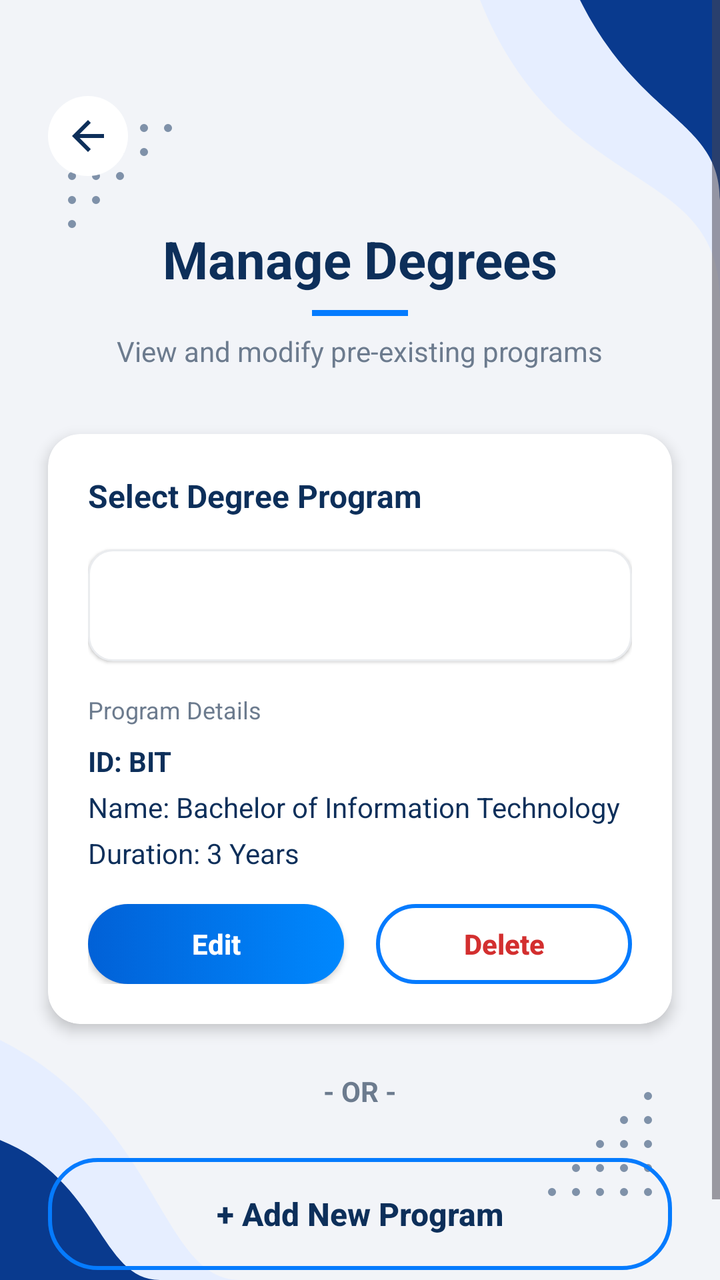
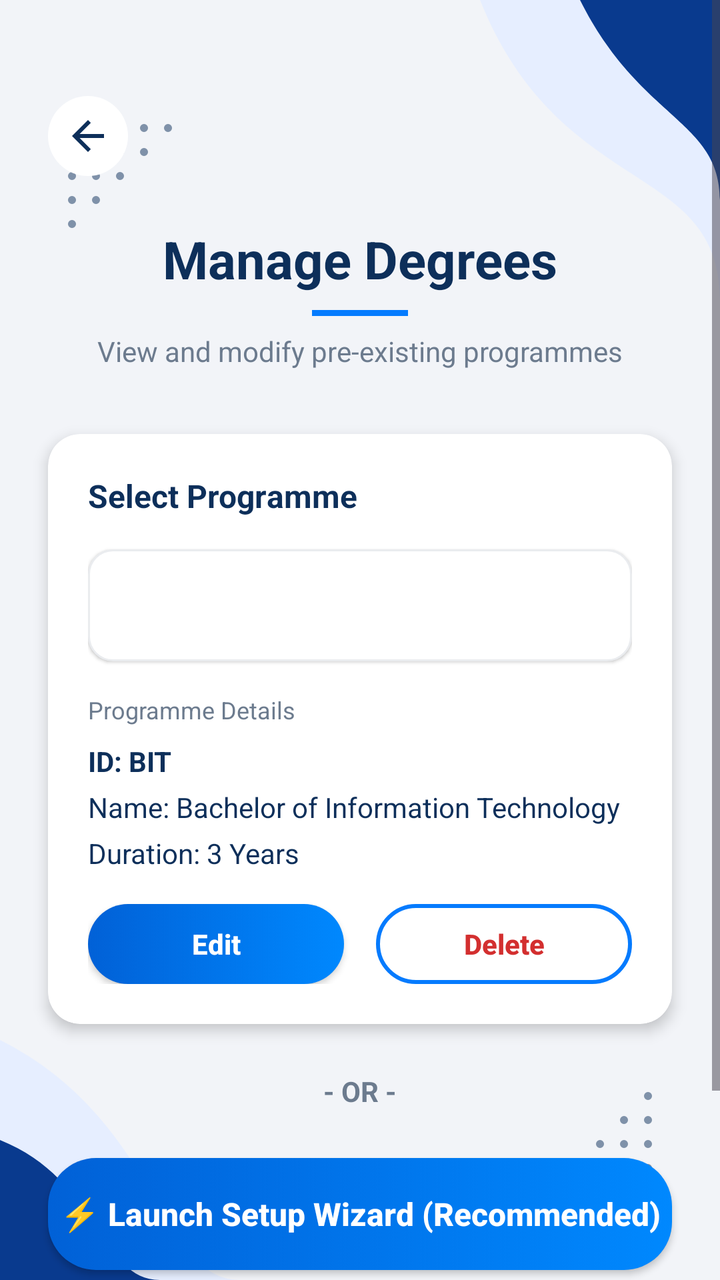

An Android layout rendered at two revisions. The XML below is the earlier revision; the diff shows what the commit changed to produce the second picture.
<!-- AndroidManifest.xml: application theme Theme.FinalYearProjectNew -->
<!-- res/layout/activity_manage_degrees.xml -->
<?xml version="1.0" encoding="utf-8"?>
<androidx.constraintlayout.widget.ConstraintLayout xmlns:android="http://schemas.android.com/apk/res/android"
    xmlns:app="http://schemas.android.com/apk/res-auto"
    xmlns:tools="http://schemas.android.com/tools"
    android:layout_width="match_parent"
    android:layout_height="match_parent"
    android:background="@color/appBackground"
    tools:context=".ManageDegreesActivity">

    
    <ImageView
        android:layout_width="200dp"
        android:layout_height="200dp"
        android:src="@drawable/top_right"
        app:layout_constraintTop_toTopOf="parent"
        app:layout_constraintEnd_toEndOf="parent" />

    <ImageView
        android:layout_width="wrap_content"
        android:layout_height="wrap_content"
        android:src="@drawable/scond_dot_patterns"
        android:alpha="0.5"
        android:rotation="180"
        android:layout_marginStart="24dp"
        android:layout_marginTop="60dp"
        app:layout_constraintTop_toTopOf="parent"
        app:layout_constraintStart_toStartOf="parent" />

    <ImageView
        android:layout_width="180dp"
        android:layout_height="180dp"
        android:src="@drawable/bottom_left"
        app:layout_constraintBottom_toBottomOf="parent"
        app:layout_constraintStart_toStartOf="parent" />

    <ImageView
        android:layout_width="wrap_content"
        android:layout_height="wrap_content"
        android:src="@drawable/scond_dot_patterns"
        android:alpha="0.5"
        android:layout_marginEnd="24dp"
        android:layout_marginBottom="40dp"
        app:layout_constraintBottom_toBottomOf="parent"
        app:layout_constraintEnd_toEndOf="parent" />

    <ScrollView
        android:layout_width="match_parent"
        android:layout_height="match_parent"
        android:fillViewport="true">

        <androidx.constraintlayout.widget.ConstraintLayout
            android:layout_width="match_parent"
            android:layout_height="wrap_content"
            android:paddingBottom="48dp">

            
            <ImageView
                android:id="@+id/ivBack"
                android:layout_width="40dp"
                android:layout_height="40dp"
                android:layout_marginStart="24dp"
                android:layout_marginTop="48dp"
                android:background="@drawable/bg_circle_white"
                android:padding="8dp"
                android:src="@drawable/ic_arrow_back"
                app:tint="@color/colorPrimary"
                app:layout_constraintStart_toStartOf="parent"
                app:layout_constraintTop_toTopOf="parent" />

            <TextView
                android:id="@+id/tvScreenTitle"
                android:layout_width="wrap_content"
                android:layout_height="wrap_content"
                android:layout_marginTop="24dp"
                android:text="Manage Degrees"
                android:textColor="@color/textColorPrimary"
                android:textSize="26sp"
                android:textStyle="bold"
                app:layout_constraintStart_toStartOf="parent"
                app:layout_constraintEnd_toEndOf="parent"
                app:layout_constraintTop_toBottomOf="@id/ivBack" />

            <View
                android:id="@+id/blueLine"
                android:layout_width="48dp"
                android:layout_height="3dp"
                android:layout_marginTop="8dp"
                android:background="@color/colorAccent"
                app:layout_constraintStart_toStartOf="parent"
                app:layout_constraintEnd_toEndOf="parent"
                app:layout_constraintTop_toBottomOf="@id/tvScreenTitle" />

            <TextView
                android:id="@+id/tvScreenSubtitle"
                android:layout_width="wrap_content"
                android:layout_height="wrap_content"
                android:layout_marginTop="8dp"
                android:text="View and modify pre-existing programs"
                android:textColor="@color/textColorSecondary"
                android:textSize="14sp"
                app:layout_constraintStart_toStartOf="parent"
                app:layout_constraintEnd_toEndOf="parent"
                app:layout_constraintTop_toBottomOf="@id/blueLine" />

            
            <androidx.cardview.widget.CardView
                android:id="@+id/cardSelectDegree"
                android:layout_width="match_parent"
                android:layout_height="wrap_content"
                android:layout_marginHorizontal="24dp"
                android:layout_marginTop="32dp"
                app:cardBackgroundColor="@color/inputBackground"
                app:cardCornerRadius="16dp"
                app:cardElevation="4dp"
                app:layout_constraintTop_toBottomOf="@id/tvScreenSubtitle"
                app:layout_constraintStart_toStartOf="parent"
                app:layout_constraintEnd_toEndOf="parent">

                <LinearLayout
                    android:layout_width="match_parent"
                    android:layout_height="wrap_content"
                    android:orientation="vertical"
                    android:padding="20dp">

                    <TextView
                        android:layout_width="wrap_content"
                        android:layout_height="wrap_content"
                        android:text="Select Degree Program"
                        android:textColor="@color/textColorPrimary"
                        android:textSize="16sp"
                        android:textStyle="bold" />

                    <LinearLayout
                        android:layout_width="match_parent"
                        android:layout_height="wrap_content"
                        android:layout_marginTop="16dp"
                        android:background="@drawable/bg_rounded_input"
                        android:paddingHorizontal="12dp"
                        android:paddingVertical="4dp"
                        android:elevation="1dp">
                        
                        <Spinner
                            android:id="@+id/spinnerDegrees"
                            android:layout_width="match_parent"
                            android:layout_height="48dp"
                            android:background="@null"
                            android:spinnerMode="dropdown" />
                    </LinearLayout>

                    
                    <LinearLayout
                        android:id="@+id/llDegreeDetails"
                        android:layout_width="match_parent"
                        android:layout_height="wrap_content"
                        android:layout_marginTop="16dp"
                        android:orientation="vertical"
                        android:visibility="visible">

                        <TextView
                            android:layout_width="wrap_content"
                            android:layout_height="wrap_content"
                            android:text="Program Details"
                            android:textColor="@color/textColorSecondary"
                            android:textSize="12sp" />

                        <TextView
                            android:id="@+id/tvSelectedDegreeId"
                            android:layout_width="match_parent"
                            android:layout_height="wrap_content"
                            android:layout_marginTop="8dp"
                            android:text="ID: BIT"
                            android:textColor="@color/textColorPrimary"
                            android:textSize="14sp"
                            android:textStyle="bold" />

                        <TextView
                            android:id="@+id/tvSelectedDegreeName"
                            android:layout_width="match_parent"
                            android:layout_height="wrap_content"
                            android:layout_marginTop="4dp"
                            android:text="Name: Bachelor of Information Technology"
                            android:textColor="@color/textColorPrimary"
                            android:textSize="14sp" />

                        <TextView
                            android:id="@+id/tvSelectedDuration"
                            android:layout_width="match_parent"
                            android:layout_height="wrap_content"
                            android:layout_marginTop="4dp"
                            android:text="Duration: 3 Years"
                            android:textColor="@color/textColorPrimary"
                            android:textSize="14sp" />

                        <LinearLayout
                            android:layout_width="match_parent"
                            android:layout_height="wrap_content"
                            android:layout_marginTop="16dp"
                            android:orientation="horizontal">

                            <androidx.appcompat.widget.AppCompatButton
                                android:id="@+id/btnEditProgram"
                                android:layout_width="0dp"
                                android:layout_height="40dp"
                                android:layout_marginEnd="8dp"
                                android:layout_weight="1"
                                android:background="@drawable/bg_gradient_button"
                                android:text="Edit"
                                android:textAllCaps="false"
                                android:textColor="@android:color/white"
                                android:textSize="14sp"
                                android:textStyle="bold" />

                            <androidx.appcompat.widget.AppCompatButton
                                android:id="@+id/btnDeleteProgram"
                                android:layout_width="0dp"
                                android:layout_height="40dp"
                                android:layout_marginStart="8dp"
                                android:layout_weight="1"
                                android:background="@drawable/bg_outline_button"
                                android:text="Delete"
                                android:textAllCaps="false"
                                android:textColor="#D32F2F"
                                android:textSize="14sp"
                                android:textStyle="bold" />
                        </LinearLayout>
                    </LinearLayout>

                </LinearLayout>
            </androidx.cardview.widget.CardView>

            
            <TextView
                android:id="@+id/tvOrSeparator"
                android:layout_width="wrap_content"
                android:layout_height="wrap_content"
                android:layout_marginTop="24dp"
                android:text="- OR -"
                android:textColor="@color/textColorSecondary"
                android:textSize="14sp"
                android:textStyle="bold"
                app:layout_constraintEnd_toEndOf="parent"
                app:layout_constraintStart_toStartOf="parent"
                app:layout_constraintTop_toBottomOf="@id/cardSelectDegree" />

            
            <androidx.appcompat.widget.AppCompatButton
                android:id="@+id/btnToggleAddProgram"
                android:layout_width="match_parent"
                android:layout_height="56dp"
                android:layout_marginHorizontal="24dp"
                android:layout_marginTop="24dp"
                android:background="@drawable/bg_outline_button"
                android:text="+ Add New Program"
                android:textAllCaps="false"
                android:textColor="@color/colorPrimary"
                android:textSize="16sp"
                android:textStyle="bold"
                app:layout_constraintEnd_toEndOf="parent"
                app:layout_constraintStart_toStartOf="parent"
                app:layout_constraintTop_toBottomOf="@id/tvOrSeparator" />

            
            <androidx.cardview.widget.CardView
                android:id="@+id/cardAddProgramForm"
                android:layout_width="match_parent"
                android:layout_height="wrap_content"
                android:layout_marginHorizontal="24dp"
                android:layout_marginTop="16dp"
                app:cardBackgroundColor="@color/inputBackground"
                app:cardCornerRadius="16dp"
                app:cardElevation="4dp"
                android:visibility="gone"
                app:layout_constraintTop_toBottomOf="@id/btnToggleAddProgram"
                app:layout_constraintStart_toStartOf="parent"
                app:layout_constraintEnd_toEndOf="parent">

                <LinearLayout
                    android:layout_width="match_parent"
                    android:layout_height="wrap_content"
                    android:orientation="vertical"
                    android:padding="20dp">

                    <TextView
                        android:id="@+id/tvFormTitle"
                        android:layout_width="wrap_content"
                        android:layout_height="wrap_content"
                        android:text="New Program Details"
                        android:textColor="@color/textColorPrimary"
                        android:textSize="16sp"
                        android:textStyle="bold" />

                    
                    <LinearLayout
                        android:layout_width="match_parent"
                        android:layout_height="wrap_content"
                        android:layout_marginTop="16dp"
                        android:background="@drawable/bg_rounded_input"
                        android:elevation="1dp"
                        android:gravity="center_vertical"
                        android:orientation="horizontal"
                        android:paddingHorizontal="16dp"
                        android:paddingVertical="12dp">

                        <ImageView
                            android:layout_width="24dp"
                            android:layout_height="24dp"
                            android:src="@drawable/ic_degree"
                            app:tint="@color/textColorSecondary" />

                        <LinearLayout
                            android:layout_width="match_parent"
                            android:layout_height="wrap_content"
                            android:layout_marginStart="16dp"
                            android:orientation="vertical">

                            <TextView
                                android:layout_width="wrap_content"
                                android:layout_height="wrap_content"
                                android:text="Program ID"
                                android:textColor="@color/textColorSecondary"
                                android:textSize="12sp" />

                            <EditText
                                android:id="@+id/etProgramId"
                                android:layout_width="match_parent"
                                android:layout_height="wrap_content"
                                android:background="@null"
                                android:hint="e.g. BIT"
                                android:inputType="textCapCharacters"
                                android:paddingTop="2dp"
                                android:paddingBottom="0dp"
                                android:textColor="@color/textColorPrimary"
                                android:textColorHint="@color/textColorSecondary"
                                android:textSize="15sp" />
                        </LinearLayout>
                    </LinearLayout>

                    
                    <LinearLayout
                        android:layout_width="match_parent"
                        android:layout_height="wrap_content"
                        android:layout_marginTop="16dp"
                        android:background="@drawable/bg_rounded_input"
                        android:elevation="1dp"
                        android:gravity="center_vertical"
                        android:orientation="horizontal"
                        android:paddingHorizontal="16dp"
                        android:paddingVertical="12dp">

                        <ImageView
                            android:layout_width="24dp"
                            android:layout_height="24dp"
                            android:src="@drawable/ic_degree"
                            app:tint="@color/textColorSecondary" />

                        <LinearLayout
                            android:layout_width="match_parent"
                            android:layout_height="wrap_content"
                            android:layout_marginStart="16dp"
                            android:orientation="vertical">

                            <TextView
                                android:layout_width="wrap_content"
                                android:layout_height="wrap_content"
                                android:text="Program Name"
                                android:textColor="@color/textColorSecondary"
                                android:textSize="12sp" />

                            <EditText
                                android:id="@+id/etProgramName"
                                android:layout_width="match_parent"
                                android:layout_height="wrap_content"
                                android:background="@null"
                                android:hint="e.g. Bachelor of Information Technology"
                                android:inputType="textCapWords"
                                android:paddingTop="2dp"
                                android:paddingBottom="0dp"
                                android:textColor="@color/textColorPrimary"
                                android:textColorHint="@color/textColorSecondary"
                                android:textSize="15sp" />
                        </LinearLayout>
                    </LinearLayout>

                    
                    <LinearLayout
                        android:layout_width="match_parent"
                        android:layout_height="wrap_content"
                        android:layout_marginTop="16dp"
                        android:background="@drawable/bg_rounded_input"
                        android:elevation="1dp"
                        android:gravity="center_vertical"
                        android:orientation="horizontal"
                        android:paddingHorizontal="16dp"
                        android:paddingVertical="12dp">

                        <ImageView
                            android:layout_width="24dp"
                            android:layout_height="24dp"
                            android:src="@drawable/ic_semester"
                            app:tint="@color/textColorSecondary" />

                        <LinearLayout
                            android:layout_width="match_parent"
                            android:layout_height="wrap_content"
                            android:layout_marginStart="16dp"
                            android:orientation="vertical">

                            <TextView
                                android:layout_width="wrap_content"
                                android:layout_height="wrap_content"
                                android:text="Duration"
                                android:textColor="@color/textColorSecondary"
                                android:textSize="12sp" />

                            <EditText
                                android:id="@+id/etDuration"
                                android:layout_width="match_parent"
                                android:layout_height="wrap_content"
                                android:background="@null"
                                android:hint="e.g. 3 Years"
                                android:inputType="textCapWords"
                                android:paddingTop="2dp"
                                android:paddingBottom="0dp"
                                android:textColor="@color/textColorPrimary"
                                android:textColorHint="@color/textColorSecondary"
                                android:textSize="15sp" />
                        </LinearLayout>
                    </LinearLayout>

                    
                    <androidx.appcompat.widget.AppCompatButton
                        android:id="@+id/btnSaveProgram"
                        android:layout_width="match_parent"
                        android:layout_height="48dp"
                        android:layout_marginTop="24dp"
                        android:background="@drawable/bg_gradient_button"
                        android:elevation="4dp"
                        android:text="Save Program"
                        android:textAllCaps="false"
                        android:textColor="@android:color/white"
                        android:textSize="16sp"
                        android:textStyle="bold" />

                    
                    <TextView
                        android:id="@+id/tvCancelAddProgram"
                        android:layout_width="match_parent"
                        android:layout_height="wrap_content"
                        android:layout_marginTop="16dp"
                        android:gravity="center"
                        android:text="Cancel"
                        android:textColor="@color/textColorSecondary"
                        android:textSize="14sp"
                        android:textStyle="bold"
                        android:padding="8dp" />

                </LinearLayout>
            </androidx.cardview.widget.CardView>

        </androidx.constraintlayout.widget.ConstraintLayout>
    </ScrollView>
</androidx.constraintlayout.widget.ConstraintLayout>
<!-- resources referenced by this layout -->
<resources>
  <color name="appBackground">#F2F4F8</color>
  <color name="colorAccent">#057BFE</color>
  <color name="colorPrimary">#0D2F5A</color>
  <color name="inputBackground">#FFFFFF</color>
  <color name="textColorPrimary">#0D2F5A</color>
  <color name="textColorSecondary">#6C7B8E</color>
  <!-- drawable bg_circle_white (drawable) -->
  <?xml version="1.0" encoding="utf-8"?>
  <shape xmlns:android="http://schemas.android.com/apk/res/android"
      android:shape="oval">
      <solid android:color="@android:color/white" />
  </shape>
  <!-- drawable bg_outline_button (drawable) -->
  <?xml version="1.0" encoding="utf-8"?>
  <shape xmlns:android="http://schemas.android.com/apk/res/android"
      android:shape="rectangle">
      <solid android:color="@android:color/transparent" />
      <stroke android:width="2dp" android:color="@color/colorAccent" />
      <corners android:radius="24dp" />
  </shape>
  <!-- drawable bg_rounded_input (drawable) -->
  <?xml version="1.0" encoding="utf-8"?>
  <shape xmlns:android="http://schemas.android.com/apk/res/android"
      android:shape="rectangle">
      <solid android:color="@color/inputBackground" />
      <corners android:radius="12dp" />
      <stroke android:width="1dp" android:color="#EAECEF" />
  </shape>
  <!-- drawable bottom_left (drawable) -->
  <vector xmlns:android="http://schemas.android.com/apk/res/android"
      android:width="180dp" android:height="180dp"
      android:viewportWidth="180" android:viewportHeight="180">
      <path android:fillColor="@color/colorLightBlue"
          android:pathData="M0,60 C80,100 80,180 120,180 L0,180 Z"/>
      <path android:fillColor="@color/colorGradientStart"
          android:pathData="M0,110 C50,130 50,180 80,180 L0,180 Z"/>
  </vector>
  <!-- drawable ic_arrow_back (drawable) -->
  <vector xmlns:android="http://schemas.android.com/apk/res/android"
      android:width="24dp"
      android:height="24dp"
      android:viewportWidth="24"
      android:viewportHeight="24">
    <path
        android:pathData="M20,11H7.83l5.59,-5.59L12,4l-8,8 8,8 1.41,-1.41L7.83,13H20v-2z"
        android:fillColor="#0D2F5A"/>
  </vector>
  <!-- drawable ic_degree (drawable) -->
  <vector xmlns:android="http://schemas.android.com/apk/res/android"
      android:width="24dp"
      android:height="24dp"
      android:viewportWidth="24"
      android:viewportHeight="24">
      <path
          android:fillColor="@color/colorAccent"
          android:pathData="M12 3L1 9l4 2.18v6L12 21l7-3.82v-6l2-1.09V17h2V9L12 3zm6.82 6L12 12.72 5.18 9 12 5.28 18.82 9zM17 15.99l-5 2.73-5-2.73v-3.72l5 2.73 5-2.73v3.72z" />
  </vector>
  <!-- drawable ic_semester (drawable) -->
  <vector xmlns:android="http://schemas.android.com/apk/res/android"
      android:width="24dp"
      android:height="24dp"
      android:viewportWidth="24"
      android:viewportHeight="24">
      <path
          android:fillColor="@color/colorAccent"
          android:pathData="M19 3h-1V1h-2v2H8V1H6v2H5c-1.11 0-1.99.9-1.99 2L3 19c0 1.1.89 2 2 2h14c1.1 0 2-.9 2-2V5c0-1.1-.9-2-2-2zm0 16H5V8h14v11zM7 10h5v5H7z" />
  </vector>
  <!-- drawable top_right (drawable) -->
  <vector xmlns:android="http://schemas.android.com/apk/res/android"
      android:width="200dp" android:height="200dp"
      android:viewportWidth="200" android:viewportHeight="200">
      <path android:fillColor="@color/colorLightBlue"
          android:pathData="M80,0 C120,100 200,80 200,150 L200,0 Z"/>
      <path android:fillColor="@color/colorGradientStart"
          android:pathData="M130,0 C160,60 200,60 200,100 L200,0 Z"/>
  </vector>
  <style name="Theme.FinalYearProjectNew" parent="Base.Theme.FinalYearProjectNew" />
  <color name="buttonGradientStart">#0161D7</color>
  <color name="buttonGradientEnd">#0088FE</color>
  <color name="colorLightBlue">#E6EEFF</color>
  <color name="colorGradientStart">#093A8E</color>
  <style name="Base.Theme.FinalYearProjectNew" parent="Theme.Material3.DayNight.NoActionBar">
          
          
      </style>
  <!-- unchanged entries left out for length: 2 -->
</resources>

<!-- the commit's change to res/layout/activity_manage_degrees.xml (unified diff, before → after) -->
@@ -95,7 +95,7 @@
                 android:layout_width="wrap_content"
                 android:layout_height="wrap_content"
                 android:layout_marginTop="8dp"
-                android:text="View and modify pre-existing programs"
+                android:text="View and modify pre-existing programmes"
                 android:textColor="@color/textColorSecondary"
                 android:textSize="14sp"
                 app:layout_constraintStart_toStartOf="parent"
@@ -125,7 +125,7 @@
                     <TextView
                         android:layout_width="wrap_content"
                         android:layout_height="wrap_content"
-                        android:text="Select Degree Program"
+                        android:text="Select Programme"
                         android:textColor="@color/textColorPrimary"
                         android:textSize="16sp"
                         android:textStyle="bold" />
@@ -159,7 +159,7 @@
                         <TextView
                             android:layout_width="wrap_content"
                             android:layout_height="wrap_content"
-                            android:text="Program Details"
+                            android:text="Programme Details"
                             android:textColor="@color/textColorSecondary"
                             android:textSize="12sp" />
 
@@ -244,20 +244,37 @@
 
             
             <androidx.appcompat.widget.AppCompatButton
+                android:id="@+id/btnLaunchWizard"
+                android:layout_width="match_parent"
+                android:layout_height="56dp"
+                android:layout_marginHorizontal="24dp"
+                android:layout_marginTop="24dp"
+                android:background="@drawable/bg_gradient_button"
+                android:text="⚡ Launch Setup Wizard (Recommended)"
+                android:textAllCaps="false"
+                android:textColor="@android:color/white"
+                android:textSize="16sp"
+                android:textStyle="bold"
+                app:layout_constraintEnd_toEndOf="parent"
+                app:layout_constraintStart_toStartOf="parent"
+                app:layout_constraintTop_toBottomOf="@id/tvOrSeparator" />
+
+            
+            <androidx.appcompat.widget.AppCompatButton
                 android:id="@+id/btnToggleAddProgram"
                 android:layout_width="match_parent"
                 android:layout_height="56dp"
                 android:layout_marginHorizontal="24dp"
-                android:layout_marginTop="24dp"
+                android:layout_marginTop="12dp"
                 android:background="@drawable/bg_outline_button"
-                android:text="+ Add New Program"
+                android:text="+ Add Quick Programme"
                 android:textAllCaps="false"
                 android:textColor="@color/colorPrimary"
-                android:textSize="16sp"
+                android:textSize="15sp"
                 android:textStyle="bold"
                 app:layout_constraintEnd_toEndOf="parent"
                 app:layout_constraintStart_toStartOf="parent"
-                app:layout_constraintTop_toBottomOf="@id/tvOrSeparator" />
+                app:layout_constraintTop_toBottomOf="@id/btnLaunchWizard" />
 
             
             <androidx.cardview.widget.CardView
@@ -284,7 +301,7 @@
                         android:id="@+id/tvFormTitle"
                         android:layout_width="wrap_content"
                         android:layout_height="wrap_content"
-                        android:text="New Program Details"
+                        android:text="New Programme Details"
                         android:textColor="@color/textColorPrimary"
                         android:textSize="16sp"
                         android:textStyle="bold" />
@@ -316,7 +333,7 @@
                             <TextView
                                 android:layout_width="wrap_content"
                                 android:layout_height="wrap_content"
-                                android:text="Program ID"
+                                android:text="Programme ID"
                                 android:textColor="@color/textColorSecondary"
                                 android:textSize="12sp" />
 
@@ -362,7 +379,7 @@
                             <TextView
                                 android:layout_width="wrap_content"
                                 android:layout_height="wrap_content"
-                                android:text="Program Name"
+                                android:text="Programme Name"
                                 android:textColor="@color/textColorSecondary"
                                 android:textSize="12sp" />
 
@@ -435,7 +452,7 @@
                         android:layout_marginTop="24dp"
                         android:background="@drawable/bg_gradient_button"
                         android:elevation="4dp"
-                        android:text="Save Program"
+                        android:text="Save Programme"
                         android:textAllCaps="false"
                         android:textColor="@android:color/white"
                         android:textSize="16sp"
